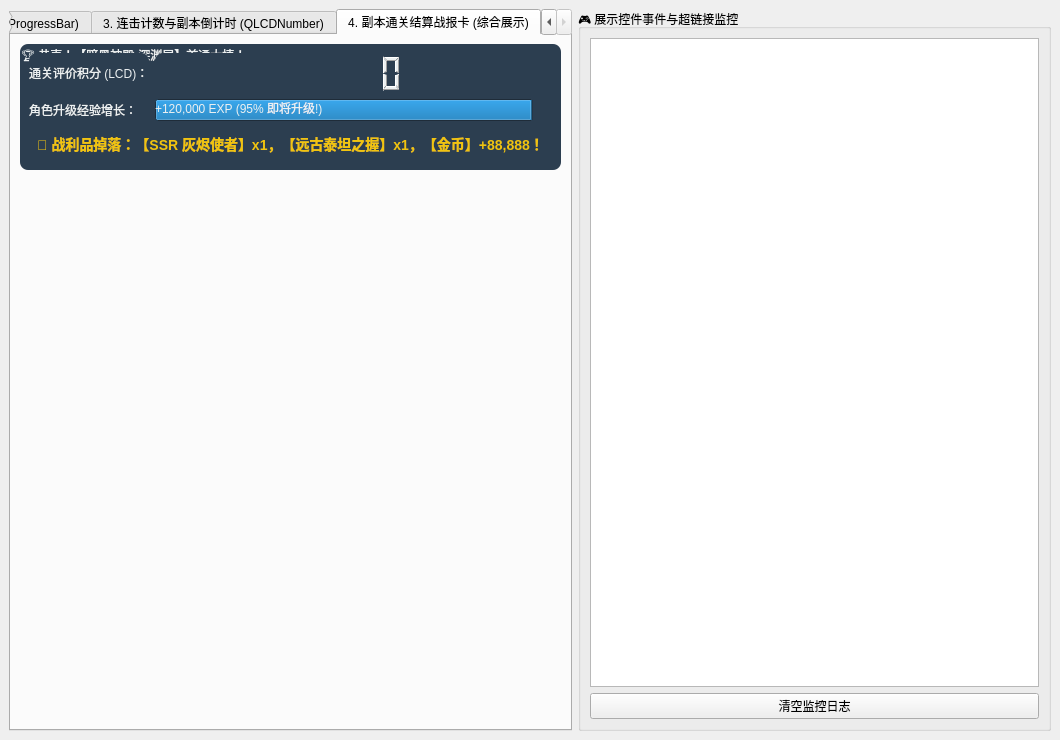
Old version of the form code/src/01_basic/04_widgets/demo_displays/main_window.ui in the repository wenshitaiyi/study_qt.
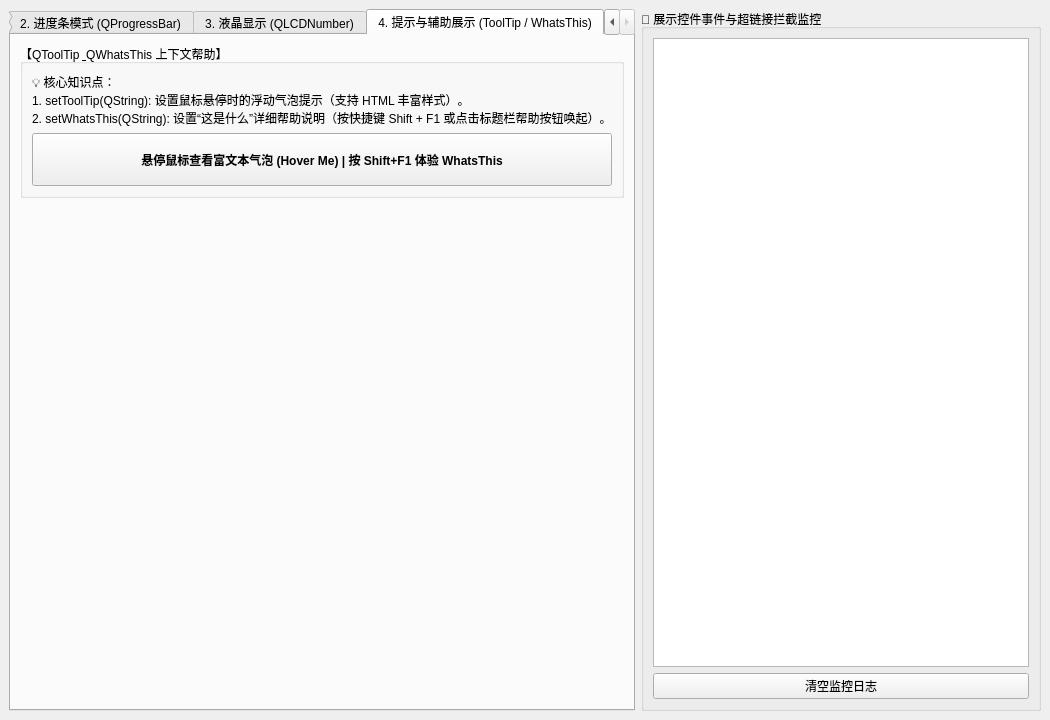
New version of the form. The open tabs and pages were chosen to show the change.

What changed in the file:
```diff
--- a/code/src/01_basic/04_widgets/demo_displays/main_window.ui
+++ b/code/src/01_basic/04_widgets/demo_displays/main_window.ui
@@ -6,8 +6,8 @@
    <rect>
     <x>0</x>
     <y>0</y>
-    <width>1060</width>
-    <height>740</height>
+    <width>1050</width>
+    <height>720</height>
    </rect>
   </property>
   <property name="windowTitle">
@@ -24,7 +24,7 @@
       <!-- TAB 1: QLabel -->
       <widget class="QWidget" name="tabLabel">
        <attribute name="title">
-        <string>1. 图文展示与超链接 (QLabel / QMovie)</string>
+        <string>1. 标签与图文 (QLabel / QMovie)</string>
        </attribute>
        <layout class="QVBoxLayout" name="verticalLayoutTab1">
         <item>
@@ -136,7 +136,7 @@
       <!-- TAB 2: QProgressBar -->
       <widget class="QWidget" name="tabProgress">
        <attribute name="title">
-        <string>2. 进度条与状态加载 (QProgressBar)</string>
+        <string>2. 进度条模式 (QProgressBar)</string>
        </attribute>
        <layout class="QVBoxLayout" name="verticalLayoutTab2">
         <item>
@@ -319,7 +319,7 @@
       <!-- TAB 3: QLCDNumber -->
       <widget class="QWidget" name="tabLcd">
        <attribute name="title">
-        <string>3. 连击计数与副本倒计时 (QLCDNumber)</string>
+        <string>3. 液晶显示 (QLCDNumber)</string>
        </attribute>
        <layout class="QVBoxLayout" name="verticalLayoutTab3">
         <item>
@@ -464,62 +464,37 @@
       <!-- TAB 4: Settlement Card -->
       <widget class="QWidget" name="tabCard">
        <attribute name="title">
-        <string>4. 副本通关结算战报卡 (综合展示)</string>
+        <string>4. 提示与辅助展示 (ToolTip / WhatsThis)</string>
        </attribute>
        <layout class="QVBoxLayout" name="verticalLayoutTab4">
         <item>
          <widget class="QGroupBox" name="groupSettlement">
           <property name="title">
-           <string>🏆 恭喜！【暗黑神殿·深渊层】首通大捷！</string>
+           <string>【QToolTip &amp; QWhatsThis 上下文帮助】</string>
           </property>
-          <property name="styleSheet">
-           <string notr="true">background-color: #2c3e50; color: #ecf0f1; border-radius: 8px;</string>
-          </property>
-          <layout class="QGridLayout" name="gridLayoutSettlement">
-           <item row="0" column="0">
-            <widget class="QLabel" name="labelScoreTitle">
+          <layout class="QVBoxLayout" name="vboxTips">
+           <item>
+            <widget class="QLabel" name="labelTipDesc">
              <property name="text">
-              <string>通关评价积分 (LCD)：</string>
+              <string>💡 核心知识点：
+1. setToolTip(QString): 设置鼠标悬停时的浮动气泡提示（支持 HTML 丰富样式）。
+2. setWhatsThis(QString): 设置“这是什么”详细帮助说明（按快捷键 Shift + F1 或点击标题栏帮助按钮唤起）。</string>
              </property>
             </widget>
            </item>
-           <item row="0" column="1">
-            <widget class="QLCDNumber" name="lcdScore">
-             <property name="minimumSize">
-              <size>
-               <width>0</width>
-               <height>40</height>
-              </size>
-             </property>
-            </widget>
-           </item>
-           <item row="1" column="0">
-            <widget class="QLabel" name="labelExpRewardTitle">
-             <property name="text">
-              <string>角色升级经验增长：</string>
-             </property>
-            </widget>
-           </item>
-           <item row="1" column="1">
-            <widget class="QProgressBar" name="progressExpGain">
-             <property name="value">
-              <number>95</number>
-             </property>
-             <property name="format">
-              <string>+120,000 EXP (95% 即将升级!)</string>
-             </property>
-            </widget>
-           </item>
-           <item row="2" column="0" colspan="2">
-            <widget class="QLabel" name="labelDropSummary">
+           <item>
+            <widget class="QPushButton" name="btnTooltipDemo">
              <property name="styleSheet">
-              <string notr="true">font-size: 14px; color: #f1c40f; font-weight: bold; padding: 6px;</string>
+              <string notr="true">min-height: 45px; font-weight: bold;</string>
              </property>
              <property name="text">
-              <string>🎁 战利品掉落：【SSR 灰烬使者】x1，【远古泰坦之握】x1，【金币】+88,888！</string>
+              <string>悬停鼠标查看富文本气泡 (Hover Me) | 按 Shift+F1 体验 WhatsThis</string>
              </property>
-             <property name="alignment">
-              <set>Qt::AlignCenter</set>
+             <property name="toolTip">
+              <string>&lt;b style='color:#e74c3c;'&gt;QToolTip 提示&lt;/b&gt;&lt;br/&gt;支持 &lt;i&gt;HTML 格式化&lt;/i&gt; 文本排版！</string>
+             </property>
+             <property name="whatsThis">
+              <string>这是一个演示 QWhatsThis 上下文帮助特性的按钮。在实际工程中，可用于为复杂的参数配置项提供详细的技术背景和使用注意事项解释说明。</string>
              </property>
             </widget>
            </item>
@@ -546,7 +521,7 @@
     <item>
      <widget class="QGroupBox" name="groupLog">
       <property name="title">
-       <string>🎮 展示控件事件与超链接监控</string>
+       <string>📡 展示控件事件与超链接拦截监控</string>
       </property>
       <layout class="QVBoxLayout" name="verticalLayoutLog">
        <item>
```
Left out of the diff: 222 changed lines with no effect on the pictures.
